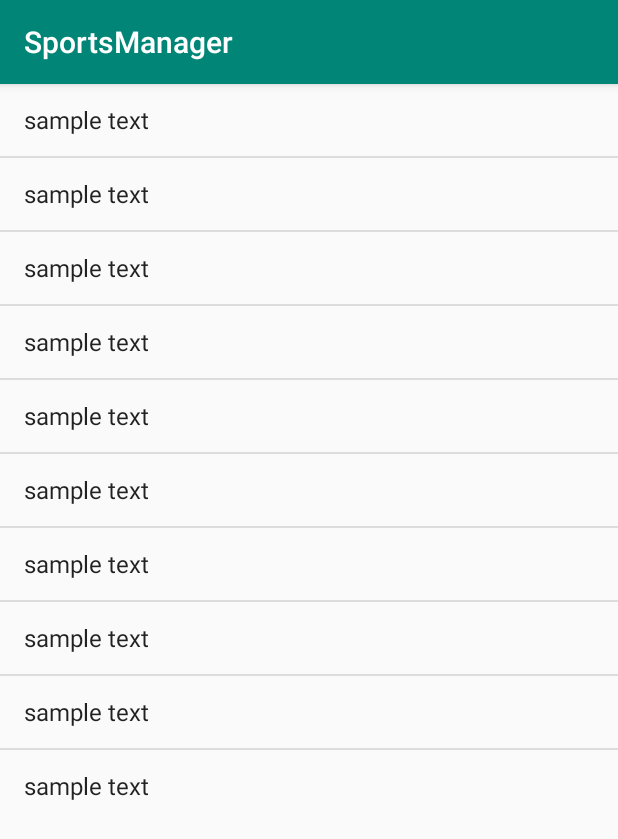
After one commit to khawajaw/SportsManager, an Android app: the LineupActivity screen opened directly, with no data from a screen before it, on a phone screen of 412 x 824 dp. The commit adds this screen. Shown: the top 839 px of the screen. Run offline under Robolectric (Android 15) with nearby library versions, the phone set to English and light mode, and no system bars.

Commit message:
Created LineupActivity, LineupAdapter, activity_lineup.xml, and edited lineup and player data entities. Activity lineup has to be converted to a fragment, and LineupAdapter still has a couple files that need to be linked to it which is the reason for errors.

```diff
--- a/app/src/main/AndroidManifest.xml
+++ b/app/src/main/AndroidManifest.xml
@@ -9,7 +9,8 @@
         android:roundIcon="@mipmap/ic_launcher_round"
         android:supportsRtl="true"
         android:theme="@style/AppTheme">
-        <activity android:name=".TeamSelectActivity"></activity>
+        <activity android:name=".LineupActivity"></activity>
+        <activity android:name=".TeamSelectActivity" />
         <activity
             android:name=".LoginActivity"
             android:label="@string/title_activity_login"
--- a/app/src/main/java/com/example/sportsmanager/DataEntities/Lineup.java
+++ b/app/src/main/java/com/example/sportsmanager/DataEntities/Lineup.java
@@ -1,5 +1,8 @@
 package com.example.sportsmanager.DataEntities;
 
-class Lineup {
+public class Lineup {
+
+    public String name;
+    public String position;
 
 }
--- /dev/null
+++ b/app/src/main/java/com/example/sportsmanager/LineupActivity.java
@@ -0,0 +1,45 @@
+package com.example.sportsmanager;
+
+import android.content.Intent;
+import android.support.v7.app.AppCompatActivity;
+import android.os.Bundle;
+import android.widget.*;
+import android.util.Log;
+import android.view.*;
+public class LineupActivity extends AppCompatActivity {
+
+    private final String TAG = "myApp"; //
+    @Override
+    protected void onCreate(Bundle savedInstanceState) {
+
+        String [] testString = new String[10];
+        super.onCreate(savedInstanceState);
+        setContentView(R.layout.activity_lineup);
+        ArrayAdapter<String> adapter =
+                new ArrayAdapter<String>(this, android.R.layout.simple_list_item_1);
+
+        for(int i = 0; i<testString.length; i++){
+            /**
+             * call array filled with team members and print them
+             */
+            adapter.add("sample text");
+        }
+        ListView listView = (ListView)findViewById(R.id.ListView01);
+        listView.setAdapter(adapter);
+        listView.setOnItemClickListener(new AdapterView.OnItemClickListener()
+
+
+
+    {
+        @Override
+        public void onItemClick (AdapterView <?> parent,
+                View view,
+                int position,
+                long id){
+            //On click should lead to the player activity which will then further expand on
+            // player info
+           // Intent intent = new Intent(LineupActivity.this, PlayerActivity.class);
+           // startActivity(intent);
+    }
+    });
+}}
--- /dev/null
+++ b/app/src/main/res/layout/activity_lineup.xml
@@ -0,0 +1,18 @@
+<?xml version="1.0" encoding="utf-8"?>
+<android.support.constraint.ConstraintLayout xmlns:android="http://schemas.android.com/apk/res/android"
+    xmlns:app="http://schemas.android.com/apk/res-auto"
+    xmlns:tools="http://schemas.android.com/tools"
+    android:layout_width="match_parent"
+    android:layout_height="match_parent"
+    tools:context=".LineupActivity">
+
+    <ListView
+        android:id="@+id/ListView01"
+        android:layout_width="fill_parent"
+        android:layout_height="wrap_content"
+        app:layout_constraintEnd_toEndOf="parent"
+        app:layout_constraintStart_toStartOf="parent"
+        app:layout_constraintTop_toTopOf="parent" />/>
+
+
+</android.support.constraint.ConstraintLayout>
--- a/app/src/main/res/values/strings.xml
+++ b/app/src/main/res/values/strings.xml
@@ -7,4 +7,7 @@
     <string name="title_activity_login">LoginActivity</string>
     <string name="login">Login</string>
     <string name="create_new">Create New Team</string>
+
+    <!-- TODO: Remove or change this placeholder text -->
+    <string name="hello_blank_fragment">Hello blank fragment</string>
 </resources>
```
Also changed, not shown: app/src/main/java/com/example/sportsmanager/DataEntities/Player.java (+6 -1 lines), app/src/main/java/com/example/sportsmanager/LineupAdapter.java (added, +35 -0 lines).
